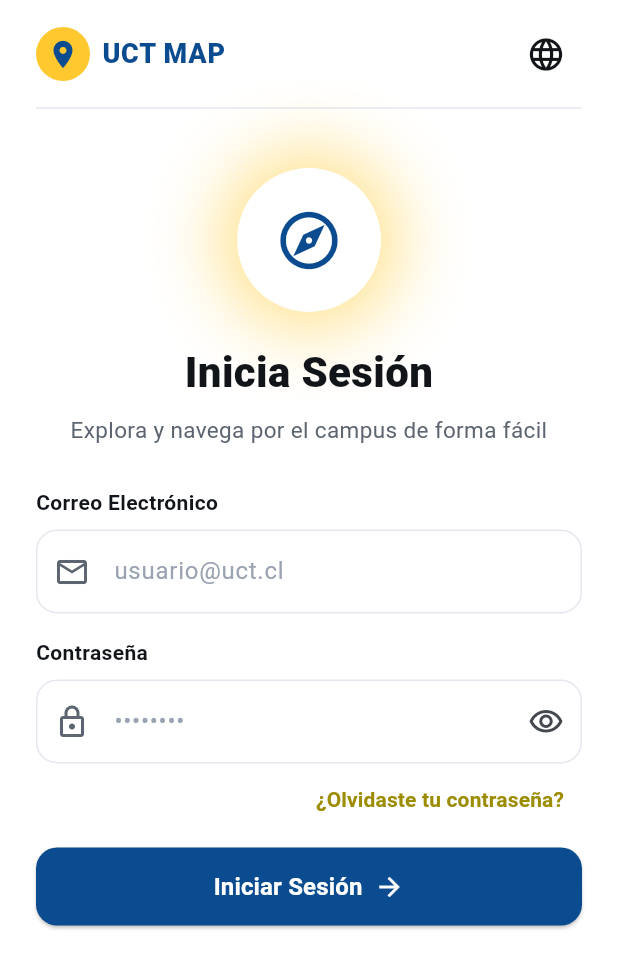
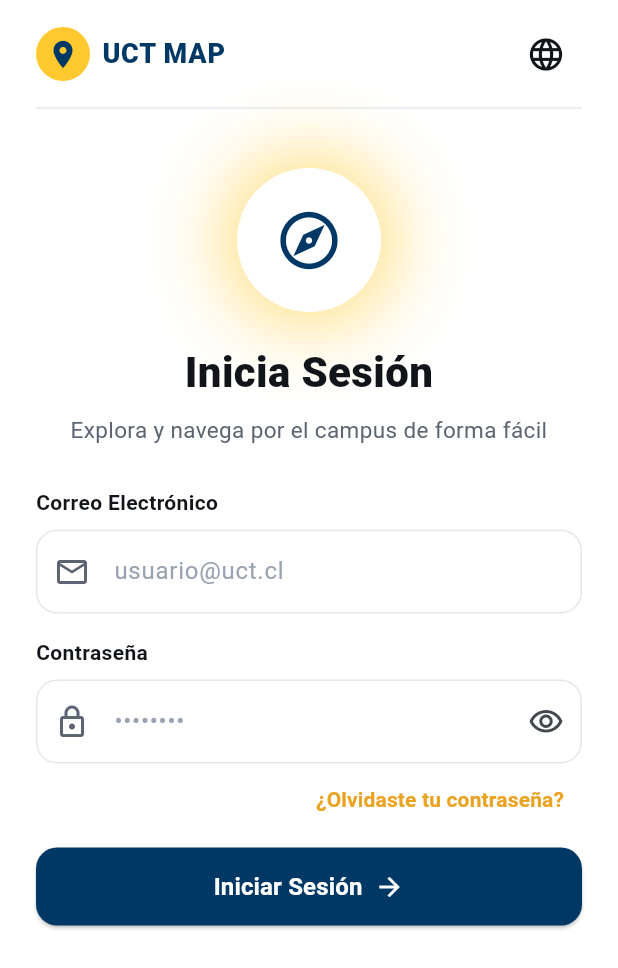
Before and after one commit to niggetchuckens/TI-4-2026, a Flutter app: the LoginPage screen opened directly, on a phone screen of 412 x 824 dp. Shown: the top 968 px of the screen. Run offline on Flutter 3.47's test engine with Material 3 defaults, Android fonts, the phone set to English and light mode, and no system bars.

Commit message:
feat(login): gate en Objetos/Reportes con retorno a sección, sin snackbar

```diff
--- a/uct_map/lib/core/theme/app_colors.dart
+++ b/uct_map/lib/core/theme/app_colors.dart
@@ -1,9 +1,9 @@
 import 'package:flutter/material.dart';
 
-// Paleta extraída del diseño login_uct_map.png. Cambiar aquí si la U pasa hex oficiales.
+// Paleta institucional UCT (ver main.dart en taller-4). uctYellow es del diseño login.
 abstract class AppColors {
-  static const uctBlue = Color(0xFF0B4B8F);
-  static const uctGold = Color(0xFF9C8C00);
+  static const uctBlue = Color(0xFF003865);
+  static const uctGold = Color(0xFFEAA221);
   static const uctYellow = Color(0xFFFFC82E);
   static const ink = Color(0xFF111418);
   static const subtitle = Color(0xFF5B6470);
--- a/uct_map/lib/main.dart
+++ b/uct_map/lib/main.dart
@@ -2,6 +2,7 @@ import 'package:flutter/material.dart';
 import 'presentation/navigation/main_navigation_screen.dart';
 import 'presentation/screens/professors/professors_screen.dart';
 import 'presentation/screens/reports/reports_screen.dart';
+import 'presentation/screens/login/login_page.dart';
 import 'presentation/screens/lost_found/lost_found_screen.dart';
 
 void main() {
@@ -34,6 +35,7 @@ class UctMapApp extends StatelessWidget {
         '/professors': (context) => const ProfessorsScreen(),
         '/reports': (context) => const ReportsScreen(),
         '/lost-found': (context) => const LostFoundScreen(),
+        '/login': (context) => const LoginPage(),
       },
     );
   }
--- a/uct_map/lib/presentation/pages/login/login_page.dart
+++ b/uct_map/lib/presentation/screens/login/login_page.dart
@@ -2,7 +2,8 @@ import 'package:flutter/material.dart';
 
 import '../../../core/theme/app_colors.dart';
 
-// Pantalla de login (réplica de login_uct_map.png). Sin backend: solo valida y avisa.
+// Pantalla de login (réplica de login_uct_map.png). Sin backend: valida y
+// devuelve true a quien la abrió (la sesión real llega en tarea 3/6).
 class LoginPage extends StatefulWidget {
   const LoginPage({super.key});
 
@@ -28,13 +29,12 @@ class _LoginPageState extends State<LoginPage> {
 
   void _submit() {
     if (!_formKey.currentState!.validate()) return;
-    ScaffoldMessenger.of(context).showSnackBar(
-      const SnackBar(content: Text('Conexión con API pendiente (tarea 3)')),
-    );
+    Navigator.pop(context, true);
   }
 
   @override
   Widget build(BuildContext context) {
+    final from = ModalRoute.of(context)?.settings.arguments as String?;
     return Scaffold(
       backgroundColor: Colors.white,
       body: SafeArea(
@@ -102,10 +102,14 @@ class _LoginPageState extends State<LoginPage> {
                         fontWeight: FontWeight.w800,
                         color: AppColors.ink)),
                 const SizedBox(height: 8),
-                const Text('Explora y navega por el campus de forma fácil',
-                    textAlign: TextAlign.center,
-                    style:
-                        TextStyle(fontSize: 15, color: AppColors.subtitle)),
+                Text(
+                  from == null
+                      ? 'Explora y navega por el campus de forma fácil'
+                      : 'Para acceder a $from inicia sesión',
+                  textAlign: TextAlign.center,
+                  style: const TextStyle(
+                      fontSize: 15, color: AppColors.subtitle),
+                ),
                 const SizedBox(height: 28),
                 const Text('Correo Electrónico',
                     style: TextStyle(
```
Also changed, not shown: uct_map/lib/presentation/navigation/main_navigation_screen.dart (+21 -2 lines), uct_map/lib/presentation/screens/login/auth_required_view.dart (added, +52 -0 lines).
